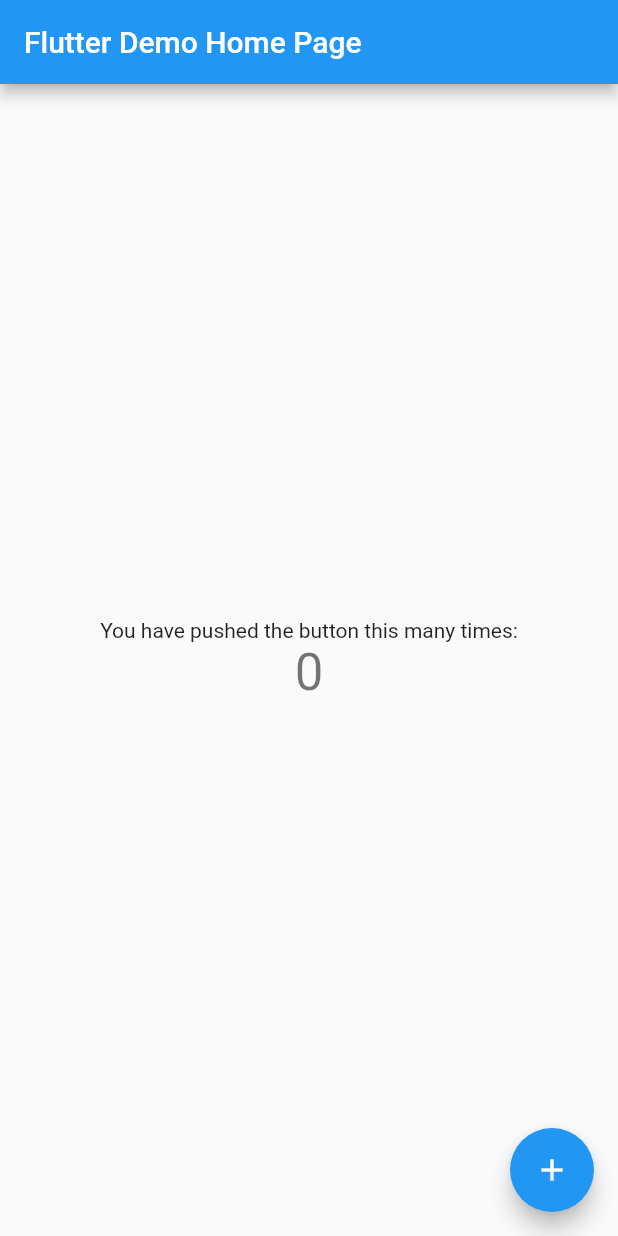
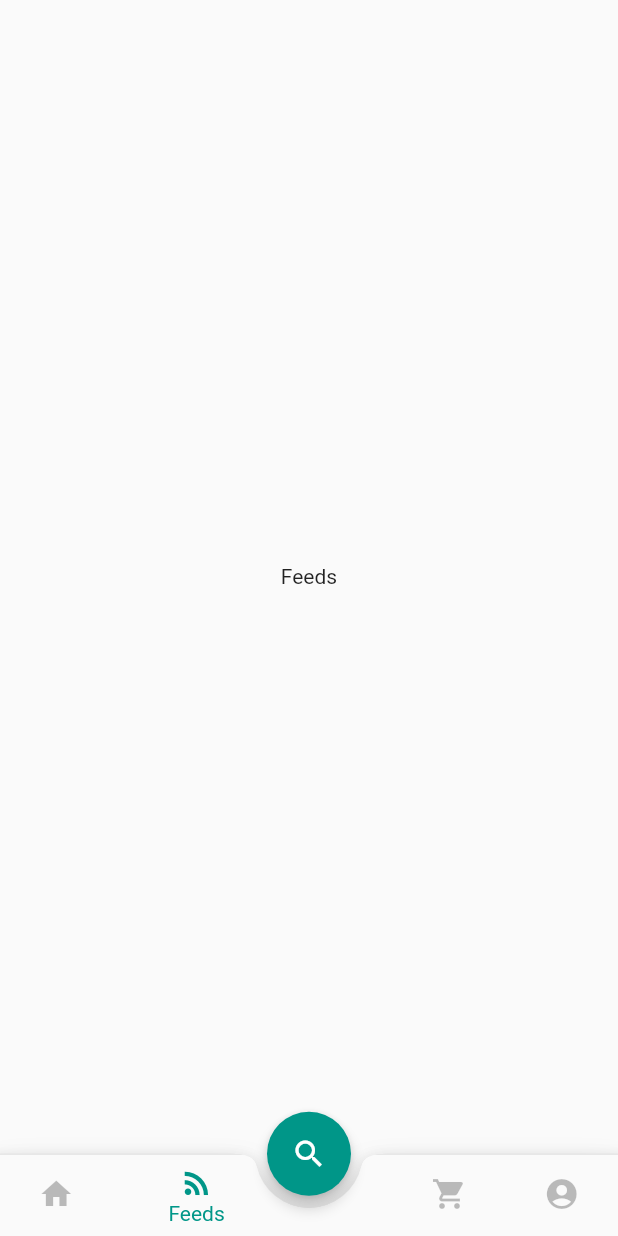
Before and after one commit to kashyapnayan/MyStore, a Flutter app: the screen it shows after launch, on a phone screen of 412 x 824 dp. Run offline on Flutter 3.47's test engine with Material 2 defaults, Android fonts, the phone set to English and light mode, and no system bars.

Commit message:
Added Bottom bar and screens

```diff
--- /dev/null
+++ b/lib/consts/my_icons.dart
@@ -0,0 +1,9 @@
+import 'package:flutter/material.dart';
+
+class MyAppIcons{
+  static IconData home = Icons.home;
+  static IconData rss = Icons.rss_feed;
+  static IconData search = Icons.search;
+  static IconData user = Icons.account_circle_rounded;
+  static IconData cart = Icons.shopping_cart;
+}
--- a/lib/main.dart
+++ b/lib/main.dart
@@ -1,113 +1,20 @@
 import 'package:flutter/material.dart';
+
+import 'screens/bottom_bar.dart';
 
 void main() {
   runApp(MyApp());
 }
 
 class MyApp extends StatelessWidget {
-  // This widget is the root of your application.
   @override
   Widget build(BuildContext context) {
     return MaterialApp(
       title: 'Flutter Demo',
       theme: ThemeData(
-        // This is the theme of your application.
-        //
-        // Try running your application with "flutter run". You'll see the
-        // application has a blue toolbar. Then, without quitting the app, try
-        // changing the primarySwatch below to Colors.green and then invoke
-        // "hot reload" (press "r" in the console where you ran "flutter run",
-        // or simply save your changes to "hot reload" in a Flutter IDE).
-        // Notice that the counter didn't reset back to zero; the application
-        // is not restarted.
         primarySwatch: Colors.blue,
       ),
-      home: MyHomePage(title: 'Flutter Demo Home Page'),
+      home: BottomBarScreen(),
     );
   }
 }
-
-class MyHomePage extends StatefulWidget {
-  MyHomePage({Key? key, required this.title}) : super(key: key);
-
-  // This widget is the home page of your application. It is stateful, meaning
-  // that it has a State object (defined below) that contains fields that affect
-  // how it looks.
-
-  // This class is the configuration for the state. It holds the values (in this
-  // case the title) provided by the parent (in this case the App widget) and
-  // used by the build method of the State. Fields in a Widget subclass are
-  // always marked "final".
-
-  final String title;
-
-  @override
-  _MyHomePageState createState() => _MyHomePageState();
-}
-
-class _MyHomePageState extends State<MyHomePage> {
-  int _counter = 0;
-
-  void _incrementCounter() {
-    setState(() {
-      // This call to setState tells the Flutter framework that something has
-      // changed in this State, which causes it to rerun the build method below
-      // so that the display can reflect the updated values. If we changed
-      // _counter without calling setState(), then the build method would not be
-      // called again, and so nothing would appear to happen.
-      _counter++;
-    });
-  }
-
-  @override
-  Widget build(BuildContext context) {
-    // This method is rerun every time setState is called, for instance as done
-    // by the _incrementCounter method above.
-    //
-    // The Flutter framework has been optimized to make rerunning build methods
-    // fast, so that you can just rebuild anything that needs updating rather
-    // than having to individually change instances of widgets.
-    return Scaffold(
-      appBar: AppBar(
-        // Here we take the value from the MyHomePage object that was created by
-        // the App.build method, and use it to set our appbar title.
-        title: Text(widget.title),
-      ),
-      body: Center(
-        // Center is a layout widget. It takes a single child and positions it
-        // in the middle of the parent.
-        child: Column(
-          // Column is also a layout widget. It takes a list of children and
-          // arranges them vertically. By default, it sizes itself to fit its
-          // children horizontally, and tries to be as tall as its parent.
-          //
-          // Invoke "debug painting" (press "p" in the console, choose the
-          // "Toggle Debug Paint" action from the Flutter Inspector in Android
-          // Studio, or the "Toggle Debug Paint" command in Visual Studio Code)
-          // to see the wireframe for each widget.
-          //
-          // Column has various properties to control how it sizes itself and
-          // how it positions its children. Here we use mainAxisAlignment to
-          // center the children vertically; the main axis here is the vertical
-          // axis because Columns are vertical (the cross axis would be
-          // horizontal).
-          mainAxisAlignment: MainAxisAlignment.center,
-          children: <Widget>[
-            Text(
-              'You have pushed the button this many times:',
-            ),
-            Text(
-              '$_counter',
-              style: Theme.of(context).textTheme.headline4,
-            ),
-          ],
-        ),
-      ),
-      floatingActionButton: FloatingActionButton(
-        onPressed: _incrementCounter,
-        tooltip: 'Increment',
-        child: Icon(Icons.add),
-      ), // This trailing comma makes auto-formatting nicer for build methods.
-    );
-  }
-}
--- /dev/null
+++ b/lib/screens/bottom_bar.dart
@@ -0,0 +1,130 @@
+import 'package:flutter/material.dart';
+import 'package:flutter_default_code/consts/my_icons.dart';
+import 'package:flutter_default_code/screens/search.dart';
+
+import 'cart.dart';
+import 'feeds.dart';
+import 'home.dart';
+import 'user_info.dart';
+
+class BottomBarScreen extends StatefulWidget {
+  static const routeName = '/BottomBarScreen';
+  @override
+  _BottomBarScreenState createState() => _BottomBarScreenState();
+}
+
+class _BottomBarScreenState extends State<BottomBarScreen> {
+  var _pages;
+  int _selectedPageIndex = 1;
+  late List<Object> pages;
+  @override
+  void initState() {
+    // pages = [
+    //   Home(),
+    //   Feeds(),
+    //   Search(),
+    //   Cart(),
+    //   UserInfo(),
+    // ];
+    _pages = [
+      {
+        'page': Home(),
+        'title': 'Home'
+      },
+      {
+        'page': Feeds(),
+        'title': 'Feeds'
+      },
+      {
+        'page': Search(),
+        'title': 'Search'
+      },
+      {
+        'page': Cart(),
+        'title': 'Cart'
+      },
+      {
+        'page': UserInfo(),
+        'title': 'User Info'
+      },
+    ];
+    super.initState();
+  }
+
+  void _selectPage(int index) {
+    setState(() {
+      _selectedPageIndex = index;
+    });
+  }
+
+  @override
+  Widget build(BuildContext context) {
+    return Scaffold(
+      // appBar: AppBar(title: _pages[_selectedPageIndex]['title'],),
+      // body: pages[_selectedPageIndex],
+      body: _pages[_selectedPageIndex]['page'],
+      bottomNavigationBar: BottomAppBar(
+        // color: Colors.white,
+        shape: CircularNotchedRectangle(),
+        notchMargin: 0.01,
+        clipBehavior: Clip.antiAlias,
+        child: Container(
+          height: kBottomNavigationBarHeight * 0.98,
+          child: Container(
+            decoration: BoxDecoration(
+              color: Colors.white,
+              border: Border(
+                top: BorderSide(
+                  color: Colors.grey,
+                  width: 0.5,
+                ),
+              ),
+            ),
+            child: BottomNavigationBar(
+              onTap: _selectPage,
+              backgroundColor: Theme.of(context).primaryColor,
+              unselectedItemColor: Colors.black26,
+              selectedItemColor: Colors.teal,
+              currentIndex: _selectedPageIndex,
+              selectedLabelStyle: TextStyle(color: Colors.black26),
+              items: [
+                BottomNavigationBarItem(
+                  icon: Icon(MyAppIcons.home),
+                  // title: Text('Home'),
+                  label: 'Home',
+                ),
+                BottomNavigationBarItem(
+                    icon: Icon(MyAppIcons.rss), label: 'Feeds'),
+                BottomNavigationBarItem(
+                    activeIcon: null, icon: Icon(null), label: 'Search'),
+                BottomNavigationBarItem(
+                    icon: Icon(
+                      MyAppIcons.cart,
+                    ),
+                    label: 'Cart'),
+                BottomNavigationBarItem(
+                    icon: Icon(MyAppIcons.user), label: 'User'),
+              ],
+            ),
+          ),
+        ),
+      ),
+      floatingActionButtonLocation:
+      FloatingActionButtonLocation.miniCenterDocked,
+      floatingActionButton: Padding(
+        padding: const EdgeInsets.all(8.0),
+        child: FloatingActionButton(
+          backgroundColor: Colors.teal,
+          hoverElevation: 10,
+          splashColor: Colors.grey,
+          tooltip: 'Search',
+          elevation: 4,
+          child: Icon(MyAppIcons.search),
+          onPressed: () => setState(() {
+            _selectedPageIndex = 2;
+          }),
+        ),
+      ),
+    );
+  }
+}
--- /dev/null
+++ b/lib/screens/cart.dart
@@ -0,0 +1,14 @@
+import 'package:flutter/material.dart';
+
+class Cart extends StatelessWidget {
+  const Cart({Key? key}) : super(key: key);
+
+  @override
+  Widget build(BuildContext context) {
+    return Scaffold(
+      body: Center(
+        child: Text('Cart'),
+      ),
+    );
+  }
+}
--- /dev/null
+++ b/lib/screens/feeds.dart
@@ -0,0 +1,14 @@
+import 'package:flutter/material.dart';
+
+class Feeds extends StatelessWidget {
+  const Feeds({Key? key}) : super(key: key);
+
+  @override
+  Widget build(BuildContext context) {
+    return Scaffold(
+      body: Center(
+        child: Text('Feeds'),
+      ),
+    );
+  }
+}
--- /dev/null
+++ b/lib/screens/home.dart
@@ -0,0 +1,14 @@
+import 'package:flutter/material.dart';
+
+class Home extends StatelessWidget {
+  const Home({Key? key}) : super(key: key);
+
+  @override
+  Widget build(BuildContext context) {
+    return Scaffold(
+      body: Center(
+        child: Text('Home'),
+      ),
+    );
+  }
+}
--- /dev/null
+++ b/lib/screens/search.dart
@@ -0,0 +1,14 @@
+import 'package:flutter/material.dart';
+
+class Search extends StatelessWidget {
+  const Search({Key? key}) : super(key: key);
+
+  @override
+  Widget build(BuildContext context) {
+    return Scaffold(
+      body: Center(
+        child: Text('Search'),
+      ),
+    );
+  }
+}
--- /dev/null
+++ b/lib/screens/user_info.dart
@@ -0,0 +1,14 @@
+import 'package:flutter/material.dart';
+
+class UserInfo extends StatelessWidget {
+  const UserInfo({Key? key}) : super(key: key);
+
+  @override
+  Widget build(BuildContext context) {
+    return Scaffold(
+      body: Center(
+        child: Text('User Info'),
+      ),
+    );
+  }
+}
```
